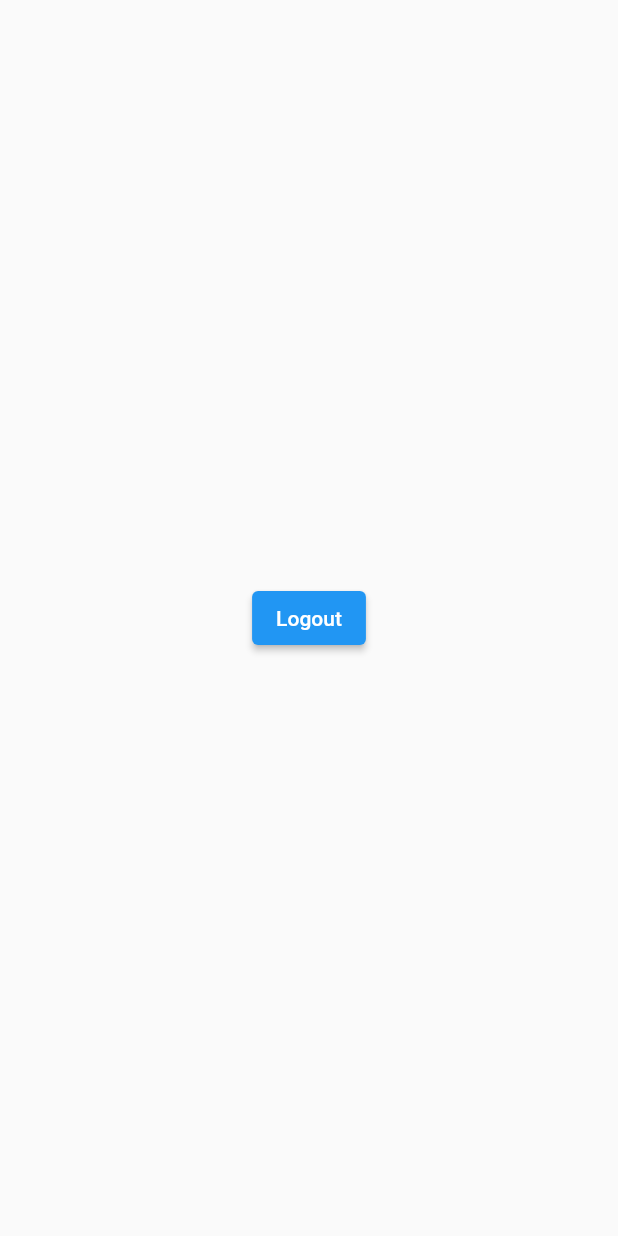
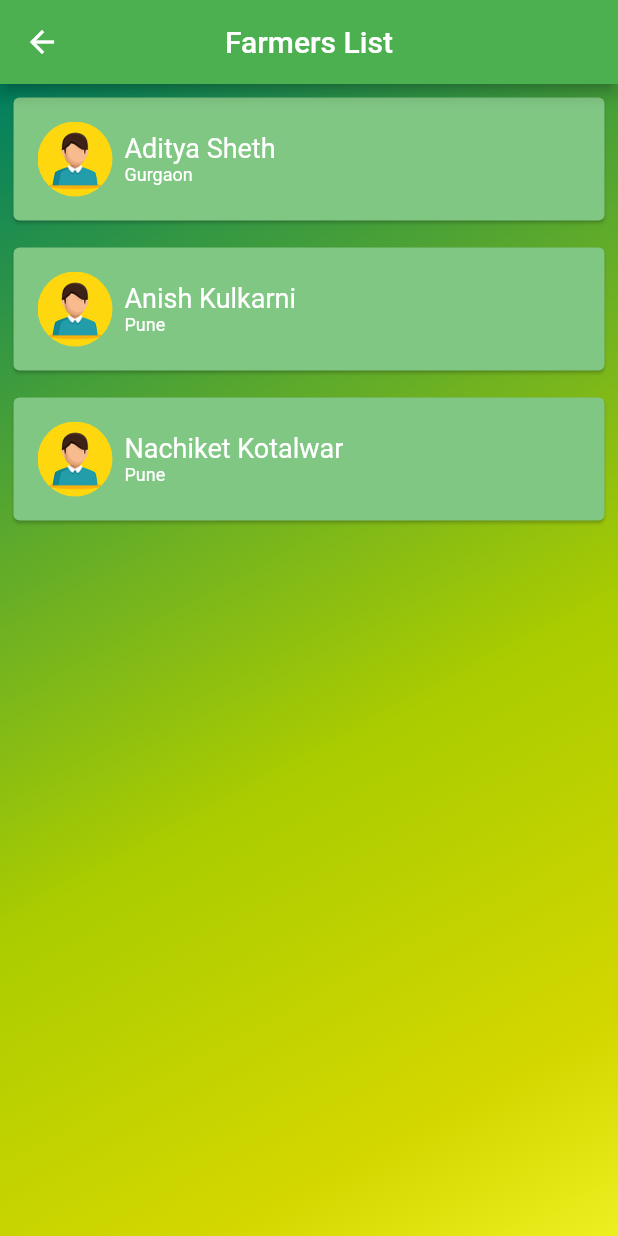
Before and after one commit to Parzival-009/KSKT, a Flutter app: the HomeScreen screen opened directly, on a phone screen of 412 x 824 dp. Run offline on Flutter 3.47's test engine with Material 2 defaults, Android fonts, the phone set to English and light mode, and no system bars; our stand-ins replace firebase_auth, firebase_core, font_awesome_flutter, google_sign_in; accounts and stored records are empty; network calls fail.

Commit message:
farmer list, crop grid added

```diff
--- /dev/null
+++ b/lib/farmers.dart
@@ -0,0 +1,8 @@
+class Farmer{
+  String name="";
+  String address="";
+Farmer({String name="",String address=""}){
+  this.address=address;
+  this.name=name;
+}
+}
--- a/lib/screens/home_screen.dart
+++ b/lib/screens/home_screen.dart
@@ -1,6 +1,13 @@
 import 'package:firebase_auth/firebase_auth.dart';
 import 'package:firebase_signin/screens/signin_screen.dart';
 import 'package:flutter/material.dart';
+
+import 'package:firebase_auth/firebase_auth.dart';
+import 'package:firebase_signin/screens/signin_screen.dart';
+import 'package:firebase_signin/reusable_widgets/reusable_widget.dart';
+import 'package:flutter/material.dart';
+import 'package:firebase_signin/screens/crops_screen.dart';
+import '../farmers.dart';
 
 class HomeScreen extends StatefulWidget {
   const HomeScreen({Key? key}) : super(key: key);
@@ -10,19 +17,79 @@ class HomeScreen extends StatefulWidget {
 }
 
 class _HomeScreenState extends State<HomeScreen> {
+  List<Farmer> f = [
+    Farmer(name: 'Aditya Sheth', address: 'Gurgaon'),
+    Farmer(name: 'Anish Kulkarni', address: 'Pune'),
+    Farmer(name: 'Nachiket Kotalwar', address: 'Pune'),
+  ];
+
+  Widget farmerCard(farmer) {
+    return Padding(
+      padding: EdgeInsets.all(5),
+      child: GestureDetector(
+        onTap: () {
+          Navigator.push(context,
+              MaterialPageRoute(builder: (context) => CropsScreen()));
+        },
+        child: Card(
+          color: Colors.green[300],
+          child: Padding(padding:EdgeInsets.all(8),
+            child: Row(
+              children: <Widget>[
+                Padding(padding: EdgeInsets.all(8),
+                  child: Container(
+                    width:50 ,
+                    height:50,
+                    decoration: const BoxDecoration(
+                        shape: BoxShape.circle,
+                        image: DecorationImage(image: AssetImage('assets/images/avatar.png'),
+                          fit: BoxFit.cover,
+                        )
+                    ),
+                  ),
+                ),
+                Column(
+                  crossAxisAlignment: CrossAxisAlignment.start,
+                  children: [
+                    Text(farmer.name,
+                      style: const TextStyle(
+                        color: Colors.white,
+                        fontSize: 18,
+                      ),
+                    ),
+                    Text(farmer.address,
+                      style: const TextStyle(
+                        color: Colors.white,
+                        fontSize: 12,
+                      ),
+                    ),
+                  ],
+                )
+              ],
+            ),
+          ),
+
+        ),
+      ),
+
+    );
+  }
+
   @override
   Widget build(BuildContext context) {
     return Scaffold(
-      body: Center(
-        child: ElevatedButton(
-          child: Text("Logout"),
-          onPressed: () {
-            FirebaseAuth.instance.signOut().then((value) {
-              print("Signed Out");
-              Navigator.push(context,
-                  MaterialPageRoute(builder: (context) => SignInScreen()));
-            });
-          },
+      backgroundColor: Colors.green[200],
+      appBar: AppBar(
+        title: const Text('Farmers List'),
+        centerTitle: true,
+        backgroundColor: Colors.green,
+
+      ),
+      body: Container(
+        decoration: BoxDecoration(
+            gradient: colorScheme()),
+        child: Column(
+          children: f.map((farmer) => farmerCard(farmer)).toList(),
         ),
       ),
     );
```
Also changed, not shown: lib/cropdata.dart (added, +8 -0 lines), lib/screens/crops_screen.dart (added, +63 -0 lines), assets/images/avatar.png (added), pubspec.lock, 1 other file.
